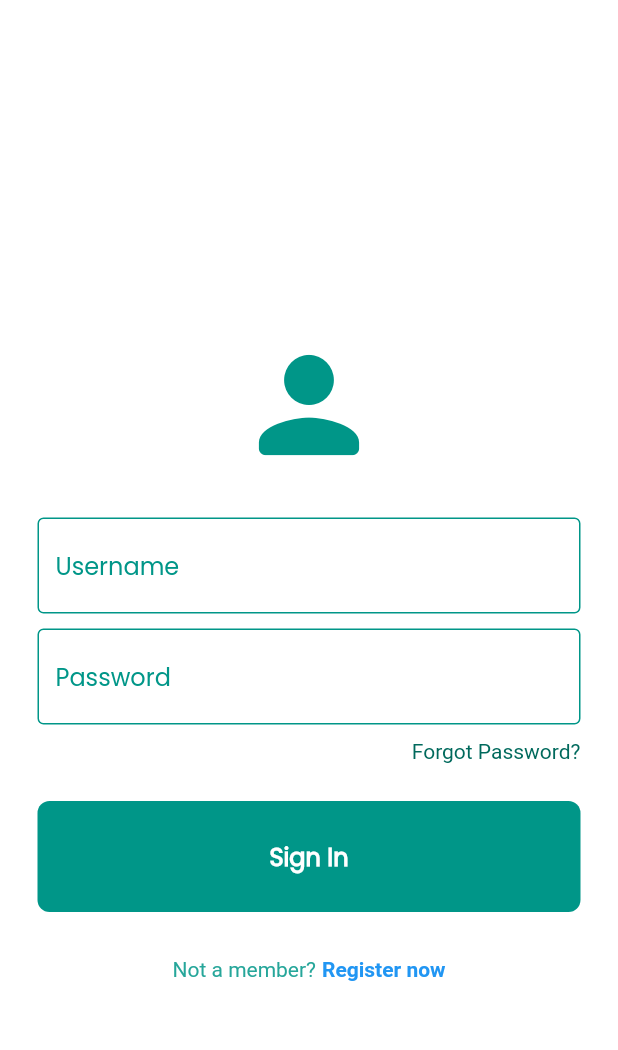
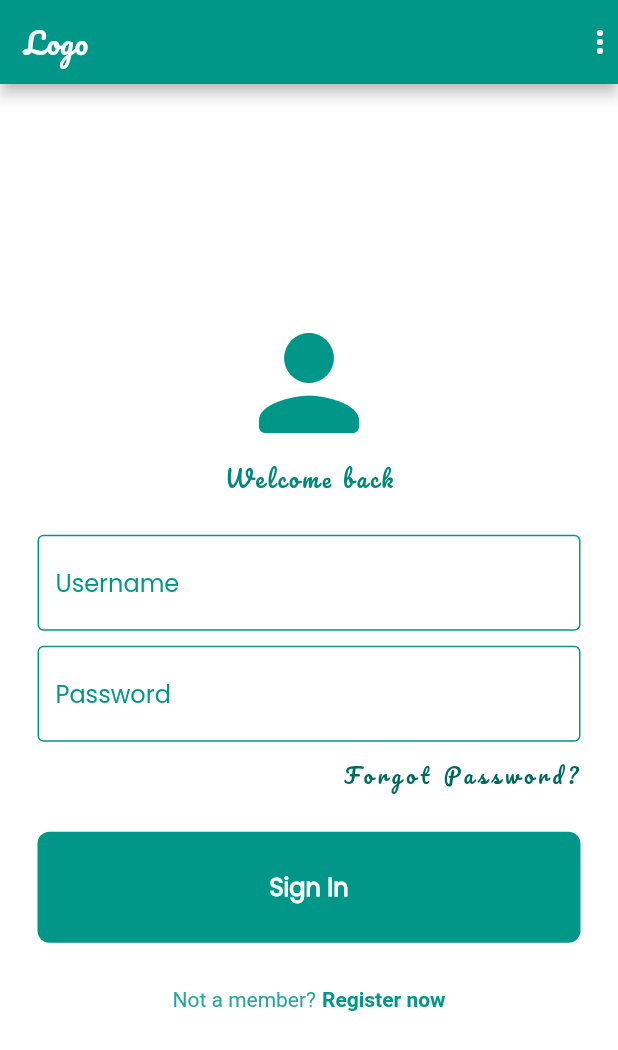
Before and after one commit to motirebuma/Flutter_login_page, a Flutter app: the screen it shows after launch, on a phone screen of 412 x 824 dp. Shown: the top 1050 px of the screen. Run offline on Flutter 3.47's test engine with Material 2 defaults, Android fonts, the phone set to English and light mode, and no system bars.

Commit message:
login_page_modified

```diff
--- a/lib/pages/login_page.dart
+++ b/lib/pages/login_page.dart
@@ -15,21 +15,40 @@ class LoginPage extends StatelessWidget {
   @override
   Widget build(BuildContext context) {
     return Scaffold(
+      appBar: AppBar(
+        backgroundColor: Colors.teal,
+        title: const Text(
+          'Logo',
+          style: TextStyle(
+            fontFamily: 'Pacifico',
+            fontSize: 20.0,
+          ),
+        ),
+        actions: const [
+          Icon(Icons.more_vert),
+        ],
+      ),
       backgroundColor: Colors.white,
       body: SafeArea(
         child: Center(
           child: Column(
             mainAxisAlignment: MainAxisAlignment.center,
             children: [
-              const SizedBox(height: 50),
-
               // logo
               const Icon(
                 Icons.person_rounded,
                 size: 100,
                 color: Colors.teal,
               ),
-
+              Text(
+                'Welcome back',
+                style: TextStyle(
+                  fontFamily: 'Pacifico',
+                  letterSpacing: 2.0,
+                  fontSize: 15.0,
+                  color: Colors.teal.shade600,
+                ),
+              ),
               const SizedBox(height: 25),
 
               // username textfield
@@ -58,7 +77,10 @@ class LoginPage extends StatelessWidget {
                   children: [
                     Text(
                       'Forgot Password?',
-                      style: TextStyle(color: Colors.teal[800]),
+                      style: TextStyle(
+                          color: Colors.teal[800],
+                          fontFamily: 'Pacifico',
+                          letterSpacing: 3.0),
                     ),
                   ],
                 ),
@@ -84,7 +106,7 @@ class LoginPage extends StatelessWidget {
                   const Text(
                     'Register now',
                     style: TextStyle(
-                      color: Colors.blue,
+                      color: Colors.teal,
                       fontWeight: FontWeight.bold,
                     ),
                   ),
```
Also changed, not shown: image2.png (added), 1 other file.
